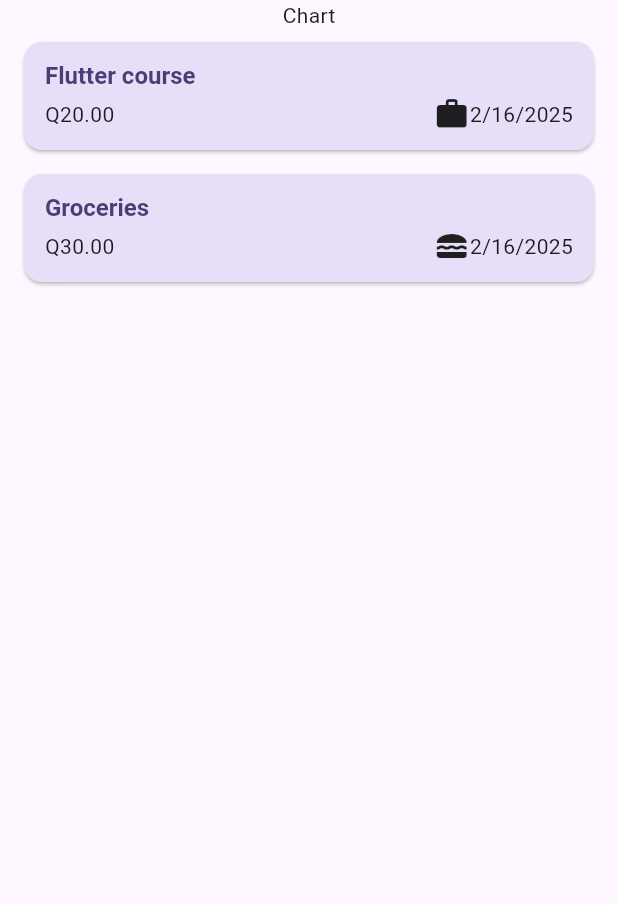
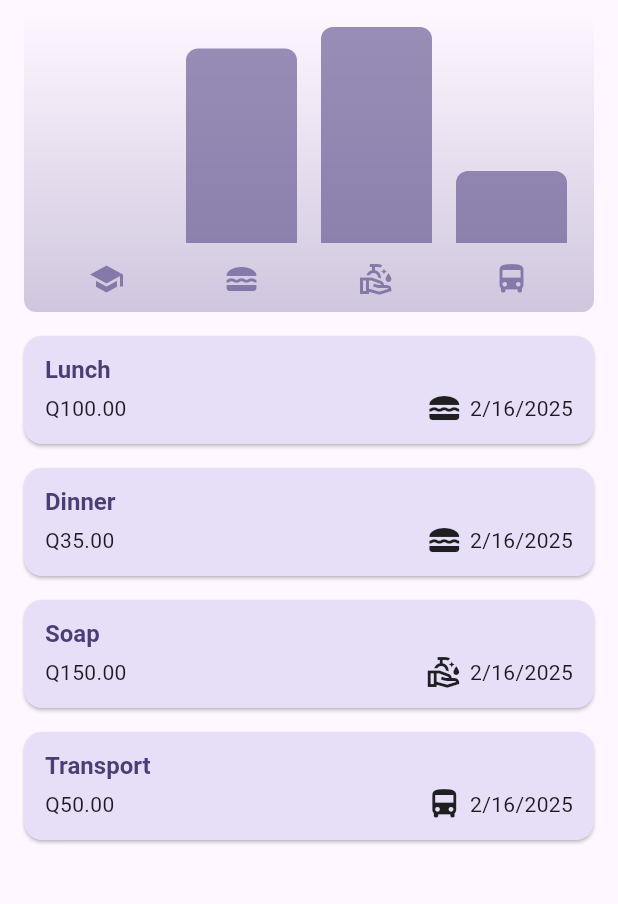
Before and after one commit to naolselemon/FlutterExpenseTrackerApp, a Flutter app: the screen it shows after launch, on a phone screen of 412 x 824 dp, the part 84-988 px from its top. Run offline on Flutter 3.47's test engine with Material 3 defaults, Android fonts, the phone set to English and light mode, and no system bars.

Commit message:
chart  is added along with icons. The chart changes based on  expense added and removed. Besides theming also completed. The app theme changes acccordingly  when SYSTEM theme mode is changed

```diff
--- a/lib/models/expenses.dart
+++ b/lib/models/expenses.dart
@@ -7,12 +7,13 @@ const uuid = Uuid();
 
 DateFormat formatter = DateFormat.yMd();
 
-enum Category { work, leisure, food }
+enum Category { education, food, cleaningMaterial, transportation }
 
 const categoryIcons = {
+  Category.education: Icons.school,
   Category.food: Icons.lunch_dining,
-  Category.leisure: Icons.nature_people,
-  Category.work: Icons.work,
+  Category.cleaningMaterial: Icons.clean_hands_outlined,
+  Category.transportation: Icons.directions_bus
 };
 
 class Expense {
--- a/lib/widgets/charts/chart_bar.dart
+++ b/lib/widgets/charts/chart_bar.dart
@@ -9,17 +9,20 @@ class ChartBar extends StatelessWidget {
   Widget build(BuildContext context) {
     final isDarkMode =
         MediaQuery.of(context).platformBrightness == Brightness.dark;
-    return Padding(
+    return Expanded(
+      child: Padding(
         padding: const EdgeInsets.symmetric(horizontal: 8),
         child: FractionallySizedBox(
           heightFactor: fill,
           child: DecoratedBox(
             decoration: BoxDecoration(
+                shape: BoxShape.rectangle,
                 borderRadius:
                     const BorderRadius.vertical(top: Radius.circular(8)),
                 color: isDarkMode
                     ? Theme.of(context).colorScheme.secondary
-                  : Theme.of(context).colorScheme.primary),
+                    : Theme.of(context).colorScheme.primary.withOpacity(0.65)),
+          ),
         ),
       ),
     );
--- a/lib/widgets/charts/charts.dart
+++ b/lib/widgets/charts/charts.dart
@@ -1,6 +1,94 @@
+import 'package:expense_tracker/widgets/charts/chart_bar.dart';
 import 'package:flutter/material.dart';
 
+import 'package:expense_tracker/models/expenses.dart';
+
 class Charts extends StatelessWidget {
+  const Charts({super.key, required this.expenses});
+
+  final List<Expense> expenses;
+
+  List<ExpenseBucket> get buckets {
+    return [
+      ExpenseBucket.forCategory(expenses, Category.education),
+      ExpenseBucket.forCategory(expenses, Category.food),
+      ExpenseBucket.forCategory(expenses, Category.cleaningMaterial),
+      ExpenseBucket.forCategory(expenses, Category.transportation),
+    ];
+  }
+
+  double get maxTotalExpense {
+    double maxTotalExpense = 0;
+
+    for (var bucket in buckets) {
+      if (bucket.totalExpenses > maxTotalExpense) {
+        maxTotalExpense = bucket.totalExpenses;
+      }
+    }
+
+    return maxTotalExpense;
+  }
+
   @override
-  Widget build(BuildContext context) {}
+  Widget build(BuildContext context) {
+    var isDarkMode =
+        MediaQuery.of(context).platformBrightness == Brightness.dark;
+    return Container(
+      padding: const EdgeInsets.all(10),
+      margin: const EdgeInsets.symmetric(
+        horizontal: 16,
+        vertical: 8,
+      ),
+      height: 200,
+      width: double.infinity,
+      //applying properties for the container using boxDecoration
+      decoration: BoxDecoration(
+        borderRadius: BorderRadius.circular(8),
+        gradient: LinearGradient(
+          colors: [
+            Theme.of(context).colorScheme.primary.withOpacity(0.3),
+            Theme.of(context).colorScheme.primary.withOpacity(0.0)
+          ],
+          begin: Alignment.bottomCenter,
+          end: Alignment.topCenter,
+        ),
+      ),
+
+      child: Column(children: [
+        Expanded(
+          child: Row(
+            crossAxisAlignment: CrossAxisAlignment.end,
+            children: [
+              for (final bucket in buckets)
+                ChartBar(
+                    fill: bucket.totalExpenses == 0
+                        ? 0
+                        : bucket.totalExpenses / maxTotalExpense),
+            ],
+          ),
+        ),
+        const SizedBox(height: 12),
+        Row(
+          children: buckets
+              .map(
+                (bucket) => Expanded(
+                  child: Padding(
+                    padding: const EdgeInsets.symmetric(horizontal: 8),
+                    child: Icon(
+                      categoryIcons[bucket.category],
+                      color: isDarkMode
+                          ? Theme.of(context).colorScheme.secondary
+                          : Theme.of(context)
+                              .colorScheme
+                              .primary
+                              .withOpacity(0.7),
+                    ),
+                  ),
+                ),
+              )
+              .toList(),
+        )
+      ]),
+    );
+  }
 }
--- a/lib/widgets/expenses.dart
+++ b/lib/widgets/expenses.dart
@@ -1,3 +1,4 @@
+import "package:expense_tracker/widgets/charts/charts.dart";
 import "package:flutter/material.dart";
 
 import "package:expense_tracker/models/expenses.dart";
@@ -16,15 +17,25 @@ class Expenses extends StatefulWidget {
 class _ExpensesState extends State<Expenses> {
   final List<Expense> _registeredExpenses = [
     Expense(
-        title: "Flutter course",
-        amount: 20,
+        title: "Lunch",
+        amount: 100,
         time: DateTime.now(),
-        category: Category.work),
+        category: Category.food),
     Expense(
-        title: "Groceries",
-        amount: 30,
+        title: "Dinner",
+        amount: 35,
         time: DateTime.now(),
-        category: Category.food)
+        category: Category.food),
+    Expense(
+        title: "Soap",
+        amount: 150,
+        time: DateTime.now(),
+        category: Category.cleaningMaterial),
+    Expense(
+        title: "Transport",
+        amount: 50,
+        time: DateTime.now(),
+        category: Category.transportation)
   ];
 
   void _openAddNewExpenseOverlay() {
@@ -86,7 +97,10 @@ class _ExpensesState extends State<Expenses> {
           ],
         ),
         body: Column(
-          children: [const Text("Chart"), Expanded(child: mainContent)],
+          children: [
+            Charts(expenses: _registeredExpenses),
+            Expanded(child: mainContent)
+          ],
         ));
   }
 }
--- a/lib/widgets/expenses_list/expenses_item.dart
+++ b/lib/widgets/expenses_list/expenses_item.dart
@@ -28,6 +28,9 @@ class ExpenseItem extends StatelessWidget {
                 Row(
                   children: [
                     Icon(categoryIcons[expense.category]),
+                    const SizedBox(
+                      width: 5,
+                    ),
                     Text(expense.formatDate)
                   ],
                 )
```
Lines whose indentation alone changed are shown as unchanged.
